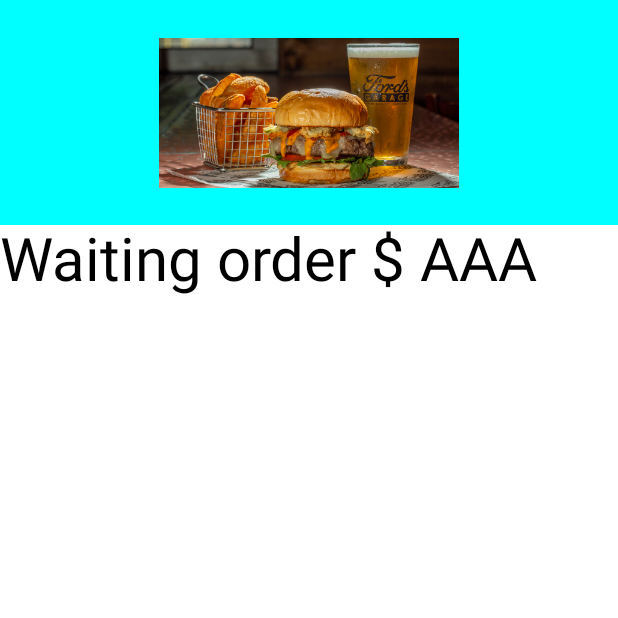
After one commit to wingsum93/Compose-Feature-Test, an Android app built with Jetpack Compose: the composable WaitingPage shown on its own in the app's theme, on a phone screen of 412 x 824 dp, the top half of it. The commit adds this screen. Run offline under Robolectric (Android 15) with nearby library versions, the phone set to English and light mode, and no system bars; libraries missing offline, so code that uses them is left out: com.ericho.composefeatureproj; 2 statements that could not run were skipped.

Commit message:
ui: add second page draft

```diff
--- a/restaurant_queue/src/main/java/com/ericho/restaurant_queue/PullViewModel.kt
+++ b/restaurant_queue/src/main/java/com/ericho/restaurant_queue/PullViewModel.kt
@@ -4,6 +4,8 @@ import androidx.lifecycle.ViewModel
 import com.ericho.composefeatureproj.api.RestaurantRepo
 import com.ericho.composefeatureproj.di.Injection
 import com.ericho.composefeatureproj.model.SeatQueue
+import kotlinx.coroutines.flow.Flow
+import kotlinx.coroutines.flow.flow
 
 class PullViewModel constructor() : ViewModel() {
 
@@ -11,6 +13,10 @@ class PullViewModel constructor() : ViewModel() {
     val repo: RestaurantRepo = Injection.provideRestaurantRepo()
     val items: List<SeatQueue> = repo.getRestaurantList()
 
+    val flow: Flow<String> = flow {
+        emit("a")
+    }
+
     fun getTicket(numberOfPeople: String) {
 
     }
--- /dev/null
+++ b/restaurant_queue/src/main/java/com/ericho/restaurant_queue/Route.kt
@@ -0,0 +1,6 @@
+package com.ericho.restaurant_queue
+
+object Route {
+    const val HOME = "/fire"
+    const val WAITING = "/waiting"
+}
--- a/restaurant_queue/src/main/java/com/ericho/restaurant_queue/ui/HomePageScreen.kt
+++ b/restaurant_queue/src/main/java/com/ericho/restaurant_queue/ui/HomePageScreen.kt
@@ -13,6 +13,7 @@ import androidx.navigation.NavHostController
 import coil.compose.rememberImagePainter
 import com.ericho.restaurant_queue.PullViewModel
 import com.ericho.restaurant_queue.R
+import com.ericho.restaurant_queue.Route
 
 
 @ExperimentalAnimationApi
@@ -48,6 +49,7 @@ fun HomePageScreen(
             },
             onEnterClick = { numberOfPeople ->
                 vm.getTicket(numberOfPeople)
+                navHostController.navigate(Route.WAITING)
             },
             onResetClick = {
                 displayString.value = ""
--- /dev/null
+++ b/restaurant_queue/src/main/java/com/ericho/restaurant_queue/ui/WaitingPage.kt
@@ -0,0 +1,64 @@
+package com.ericho.restaurant_queue.ui
+
+import androidx.compose.foundation.Image
+import androidx.compose.foundation.background
+import androidx.compose.foundation.layout.*
+import androidx.compose.material.Text
+import androidx.compose.runtime.Composable
+import androidx.compose.runtime.collectAsState
+import androidx.compose.ui.Alignment
+import androidx.compose.ui.Modifier
+import androidx.compose.ui.graphics.Color
+import androidx.compose.ui.tooling.preview.Preview
+import androidx.compose.ui.unit.dp
+import androidx.compose.ui.unit.sp
+import androidx.navigation.NavHostController
+import androidx.navigation.compose.rememberNavController
+import coil.compose.rememberImagePainter
+import com.ericho.restaurant_queue.PullViewModel
+import com.ericho.restaurant_queue.R
+
+@Composable
+fun WaitingPage(
+    navHostController: NavHostController,
+    vm: PullViewModel = PullViewModel()
+) {
+    Column(
+        modifier = Modifier
+            .fillMaxHeight()
+            .fillMaxHeight()
+    ) {
+        Box(
+            modifier = Modifier
+                .fillMaxWidth()
+                .background(Color.Cyan)
+
+        ) {
+            val imagePainter = rememberImagePainter(R.drawable.bg_burger_with_beer)
+            Image(
+                painter = imagePainter,
+                contentDescription = null,
+                modifier = Modifier
+                    .width(200.dp)
+                    .aspectRatio(4f / 3f)
+                    .align(Alignment.Center)
+            )
+        }
+        val string = vm.flow.collectAsState(initial = "")
+        Box {
+            Text(
+                text = "Waiting order $ AAA ",
+                fontSize = 40.sp
+            )
+
+        }
+    }
+
+}
+
+@Preview(showBackground = true)
+@Composable
+fun WaitingPagePreview() {
+    val c = rememberNavController()
+    WaitingPage(c)
+}
```
Also changed, not shown: restaurant_queue/src/main/java/com/ericho/restaurant_queue/PullActivity.kt (+5 -4 lines).
